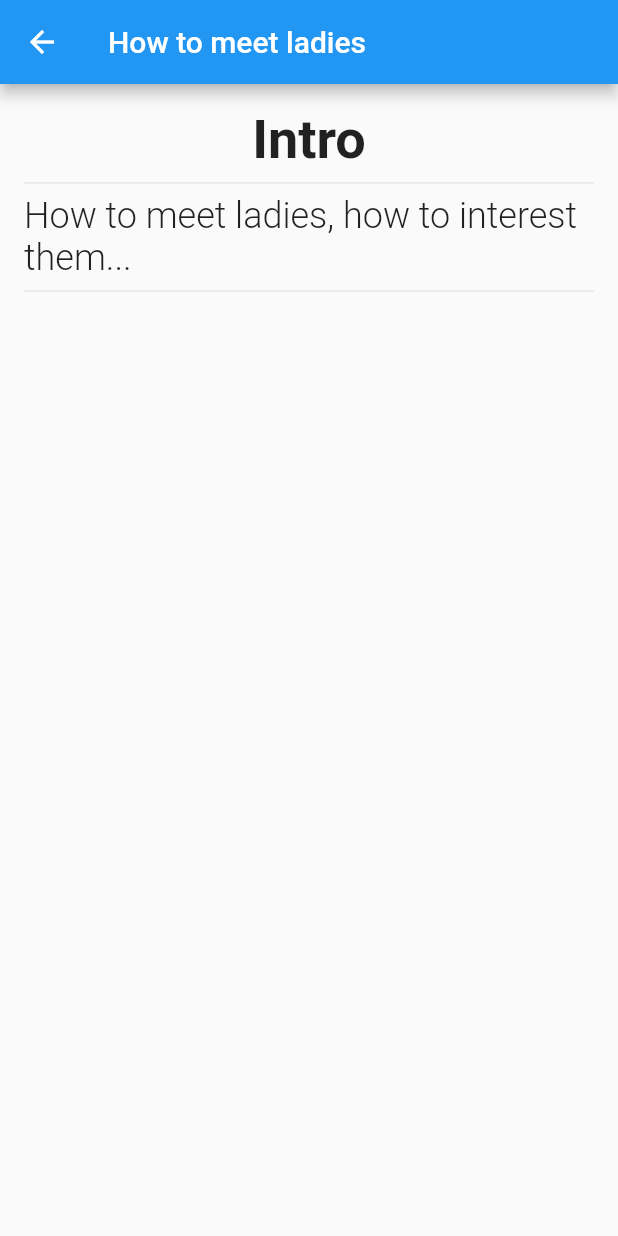
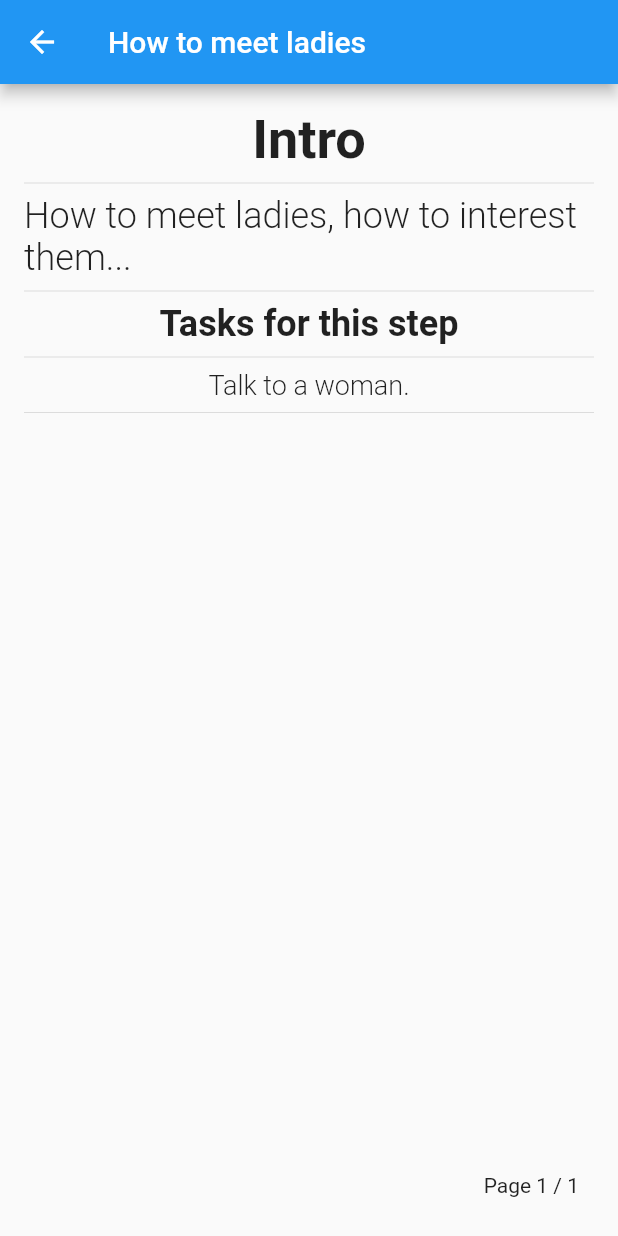
Before and after one commit to kehtolaulu/fmind, a Flutter app: the screen it shows after launch, after a tap on "How to meet ladies", on a phone screen of 412 x 824 dp. Run offline on Flutter 3.47's test engine with Material 2 defaults, Android fonts, the phone set to English and light mode, and no system bars.

Commit message:
Add pagination, page indicators, two tasks views

```diff
--- a/lib/ui/article_view.dart
+++ b/lib/ui/article_view.dart
@@ -2,13 +2,24 @@ import 'package:flutter/material.dart';
 import 'package:fmind/ui/part_view.dart';
 
 import '../article.dart';
+import '../part.dart';
 import 'simple_wrapper.dart';
 
 class ArticleView extends StatelessWidget {
   static const routeName = '/article';
 
   ArticleView.forArticle(this.article)
-      : this.parts = article.parts.map((part) => PartView(part)).toList();
+      : this.parts = article.parts
+            .asMap()
+            .entries
+            .map((entry) => partView(entry, article.parts.length))
+            .toList();
+
+  static Widget pageIndicator(int page, int pages) =>
+      Text("Page $page / $pages");
+
+  static PartView partView(MapEntry<int, Part> entry, int pages) =>
+      PartView(entry.value, pageIndicator: pageIndicator(entry.key + 1, pages));
 
   static void navigate(BuildContext context, Article article) =>
       Navigator.pushNamed(context, '/article', arguments: article);
--- a/lib/ui/part_view.dart
+++ b/lib/ui/part_view.dart
@@ -5,12 +5,23 @@ import 'tasks_views/tasks_view.dart';
 
 class PartView extends StatelessWidget {
   @override
-  Widget build(BuildContext context) => Column(
-        children: [title, Divider(), content, Divider(), TasksView(part.tasks)],
-      );
+  Widget build(BuildContext context) => Stack(children: [
+        Column(
+          children: [
+            title,
+            Divider(),
+            content,
+            Divider(),
+            TasksView(part.tasks)
+          ],
+        ),
+        new Positioned(child: pageIndicator, bottom: 10.0, right: 10.0)
+      ]);
 
   final Part part;
-  PartView(this.part);
+  final Widget pageIndicator;
+
+  PartView(this.part, {this.pageIndicator = const Text("")});
 
   Text get title => Text(part.title, style: titleStyle);
 
--- a/lib/ui/simple_wrapper.dart
+++ b/lib/ui/simple_wrapper.dart
@@ -4,11 +4,12 @@ import 'package:flutter/widgets.dart';
 class SimpleWrapper extends StatelessWidget {
   final String title;
   final Widget content;
+  final List<Widget> actions;
 
-  SimpleWrapper(this.title, this.content);
+  SimpleWrapper(this.title, this.content, {this.actions = const []});
 
   @override
   Widget build(BuildContext context) => Scaffold(
-      appBar: AppBar(title: Text(title)),
+      appBar: AppBar(title: Text(title), actions: []),
       body: Container(padding: EdgeInsets.all(16.0), child: content));
 }
--- a/lib/ui/tasks_views/practice_view.dart
+++ b/lib/ui/tasks_views/practice_view.dart
@@ -1,10 +1,16 @@
 import 'package:flutter/material.dart';
+import 'package:fmind/tasks/practice.dart';
 
 class PracticeView extends StatelessWidget {
+  final Practice practice;
+
+  PracticeView(this.practice);
+
   @override
   Widget build(BuildContext context) {
     return Container(
-
+      child: Text(practice.content,
+          style: TextStyle(fontWeight: FontWeight.w300, fontSize: 18.0)),
     );
   }
 }
--- a/lib/ui/tasks_views/tasks_view.dart
+++ b/lib/ui/tasks_views/tasks_view.dart
@@ -10,7 +10,17 @@ class TasksView extends StatelessWidget {
   @override
   Widget build(BuildContext context) {
     return Container(
-
+      child: Column(children: [
+        Text(
+          "Tasks for this step",
+          style: TextStyle(fontWeight: FontWeight.w600, fontSize: 24.0),
+        ),
+        Divider(),
+        ...tasksViews
+      ]),
     );
   }
+
+  List<Widget> get tasksViews =>
+      tasks.expand((task) => [task.present(), Divider()]).toList();
 }
```
Also changed, not shown: lib/ui/home.dart (+6 -1 lines), lib/ui/tasks_views/checked_question_view.dart (+39 -2 lines).
